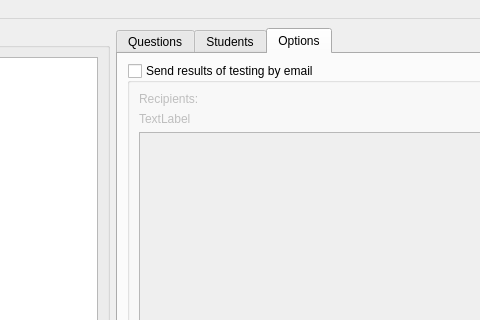
Qt form admin_form.ui (Testorator/Testik) before a commit; both pictures show x 179 to 659 and y 0 to 320 of the 830 by 586 pixel window.
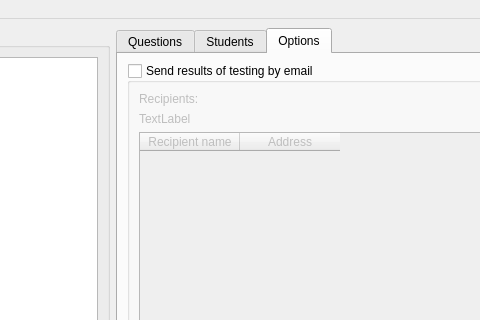
The same form after that commit. The open tabs and pages were chosen to show the change. Icons and pictures are not drawn.

Patch:
```diff
--- a/admin_form.ui
+++ b/admin_form.ui
@@ -322,9 +322,6 @@
                  </property>
                 </widget>
                </item>
-               <item row="2" column="0">
-                <widget class="QListWidget" name="listWidget_EMail_Recipients"/>
-               </item>
                <item row="1" column="0">
                 <widget class="QLabel" name="label_2">
                  <property name="text">
@@ -332,6 +329,32 @@
                  </property>
                 </widget>
                </item>
+               <item row="2" column="0">
+                <widget class="QTableWidget" name="tableWidget_email">
+                 <property name="alternatingRowColors">
+                  <bool>true</bool>
+                 </property>
+                 <property name="selectionBehavior">
+                  <enum>QAbstractItemView::SelectRows</enum>
+                 </property>
+                 <property name="sortingEnabled">
+                  <bool>true</bool>
+                 </property>
+                 <property name="columnCount">
+                  <number>2</number>
+                 </property>
+                 <column>
+                  <property name="text">
+                   <string>Recipient name</string>
+                  </property>
+                 </column>
+                 <column>
+                  <property name="text">
+                   <string>Address</string>
+                  </property>
+                 </column>
+                </widget>
+               </item>
               </layout>
              </item>
             </layout>
```
Left out of the diff: 2 changed lines with no effect on the pictures.
